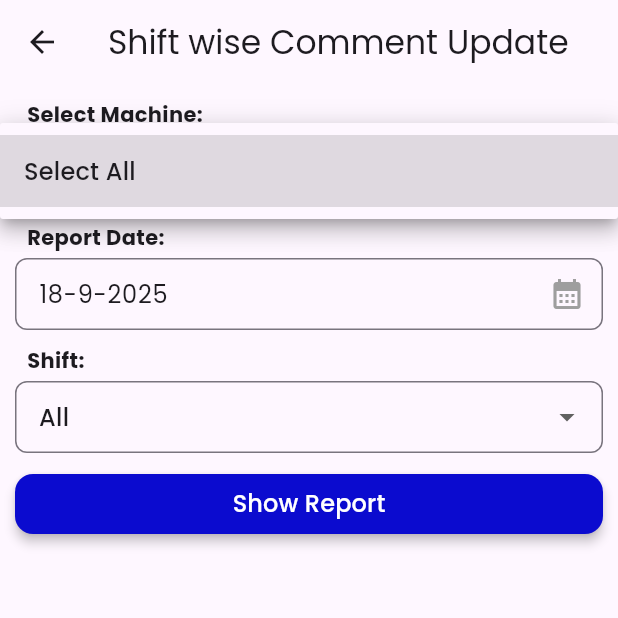
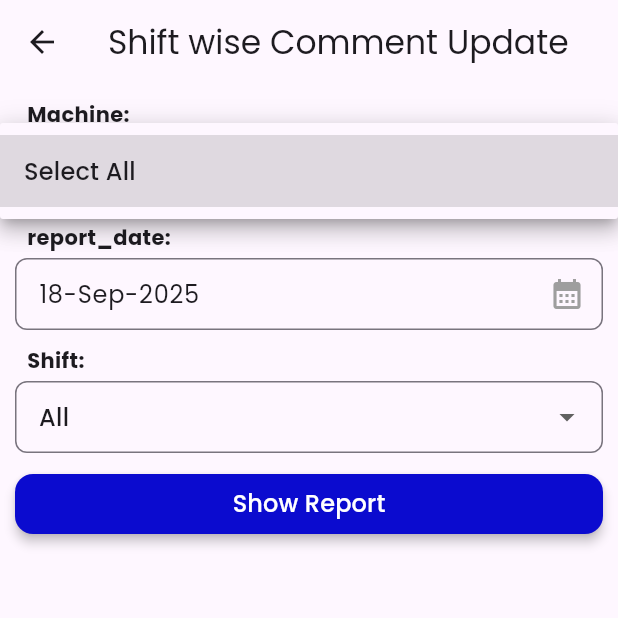
Before and after one commit to ParthDhankecha/trackweaving-app, a Flutter app: the ShiftComments screen opened directly, after a tap on "Show Report", after a tap on "Select All", on a phone screen of 412 x 824 dp, the top half of it. Run offline on Flutter 3.47's test engine with Material 3 defaults, Android fonts, the phone set to English and light mode, and no system bars; our stand-ins replace animated_toggle_switch, get, google_fonts, percent_indicator, shared_preferences; missing offline and left inert: blinker; accounts and stored records are empty; network calls fail.

Commit message:
shift commnets done

```diff
--- a/lib/controllers/report_controller.dart
+++ b/lib/controllers/report_controller.dart
@@ -15,9 +15,9 @@ class ReportController extends GetxController implements GetxService {
   RxList<MachineGroup> availableMachineGroupList = RxList();
 
   List<ShiftTypesModel> shiftTypeList = [
-    ShiftTypesModel(type: 'all', title: 'All Shift'),
-    ShiftTypesModel(type: 'day', title: 'Day Shift'),
-    ShiftTypesModel(type: 'night', title: 'Night Shift'),
+    ShiftTypesModel(type: 'all', title: 'all_shift'),
+    ShiftTypesModel(type: 'day', title: 'day_shift'),
+    ShiftTypesModel(type: 'night', title: 'night_shift'),
   ];
 
   Rx<ShiftTypesModel> selectedShift = ShiftTypesModel(
--- a/lib/controllers/shift_comment_controller.dart
+++ b/lib/controllers/shift_comment_controller.dart
@@ -3,6 +3,7 @@ import 'dart:developer';
 import 'package:flutter_texmunimx/common_widgets/show_error_snackbar.dart';
 import 'package:flutter_texmunimx/models/machine_list_response_model.dart';
 import 'package:flutter_texmunimx/models/shift_coment_update_model.dart';
+import 'package:flutter_texmunimx/models/shift_comment_list_response.dart';
 import 'package:flutter_texmunimx/models/shift_comment_model.dart';
 import 'package:flutter_texmunimx/models/shift_machine_model.dart';
 import 'package:flutter_texmunimx/models/shift_types_model.dart';
@@ -10,6 +11,7 @@ import 'package:flutter_texmunimx/repository/api_exception.dart';
 import 'package:flutter_texmunimx/repository/shift_comment_repository.dart';
 import 'package:flutter_texmunimx/screens/auth_screens/login_screen.dart';
 import 'package:flutter_texmunimx/screens/settings_screen/shift_comments/comment_show_report_screen.dart';
+import 'package:flutter_texmunimx/utils/app_const.dart';
 import 'package:flutter_texmunimx/utils/date_formate_extension.dart';
 import 'package:get/get.dart';
 
@@ -18,6 +20,9 @@ class ShiftCommentController extends GetxController implements GetxService {
   RxBool loading = false.obs;
 
   RxList<ShiftMachineModel> machineCodes = <ShiftMachineModel>[].obs;
+
+  //for shift comments
+  RxList<ShiftComment> availableComments = RxList<ShiftComment>();
 
   RxString selectedShift = 'all'.obs; //day and night
   Rx<DateTime> selectedDate = Rx(DateTime.now());
@@ -51,6 +56,58 @@ class ShiftCommentController extends GetxController implements GetxService {
     log('Selected Machine : ${machineCodes.length}');
   }
 
+  String getComment(String machineId, String date, String type) {
+    String commentFound = '';
+
+    for (var element in availableComments) {
+      print(
+        '${element.machineId} - ${element.date.ddmmyyFormat} - ${element.shift} - ${element.comment}',
+      );
+    }
+
+    ShiftComment? comment = availableComments.firstWhereOrNull(
+      (element) =>
+          element.date.ddmmyyFormat == date &&
+          element.machineId == machineId &&
+          element.shift == type,
+    );
+
+    if (comment != null) {
+      log('Found @@@@@ ${comment.comment}');
+      commentFound = comment.comment;
+    }
+
+    return commentFound;
+  }
+
+  //function to get all comments
+  Future<void> getComments() async {
+    try {
+      loading.value = true;
+      if (availableComments.isNotEmpty) {
+        availableComments.value = [];
+      }
+      var list = await repository.getComments(
+        date: selectedDate.value,
+        shift: selectedShift.value,
+        machineId: machineCodes.length == 1
+            ? machineCodes.first.machineId
+            : null,
+      );
+      availableComments.value = list.data.list;
+    } on ApiException catch (e) {
+      AppConst.showLog(logText: '$e', tag: 'getComments');
+      switch (e.statusCode) {
+        case 401:
+          Get.offAll(() => LoginScreen());
+          break;
+        default:
+      }
+    } finally {
+      loading.value = false;
+    }
+  }
+
   selectMachine(Machine machine) {
     List<ShiftMachineModel> machineIDs = [];
 
@@ -70,7 +127,7 @@ class ShiftCommentController extends GetxController implements GetxService {
     selectedShift.value = type;
   }
 
-  generateRecords() {
+  generateRecords() async {
     List<ShiftCommentModel> list = [];
 
     for (var machine in machineCodes) {
@@ -104,10 +161,11 @@ class ShiftCommentController extends GetxController implements GetxService {
     }
 
     shiftCommentList.value = list;
+    await getComments();
     Get.to(() => CommentShowReportScreen());
   }
 
-  generateRecordsForSelectedMachine() {
+  generateRecordsForSelectedMachine() async {
     // for all month
     List<ShiftCommentModel> list = [];
     List<DateTime> datesList = getDatesInMonth(
@@ -147,6 +205,8 @@ class ShiftCommentController extends GetxController implements GetxService {
       }
     }
     shiftCommentList.value = list;
+
+    await getComments();
     Get.to(() => CommentShowReportScreen());
   }
 
--- a/lib/controllers/splash_controller.dart
+++ b/lib/controllers/splash_controller.dart
@@ -11,7 +11,7 @@ class SplashController extends GetxController implements GetxService {
   SplashController({required this.sp, required this.dashboardRepo});
 
   checkUser() async {
-    sp.hostUrl = '192.168.29.213:3000';
+    sp.hostUrl = '192.168.29.78:3000';
     Future.delayed(Duration(seconds: 2), () {
       if (sp.userToken.isNotEmpty) {
         Get.offAll(() => HomeScreen());
--- a/lib/main.dart
+++ b/lib/main.dart
@@ -35,6 +35,7 @@ class MyApp extends StatelessWidget {
         'US',
       ), // Fallback for missing translations
       home: SplashScreen(),
+      //
     );
   }
 }
--- /dev/null
+++ b/lib/models/shift_comment_list_response.dart
@@ -0,0 +1,96 @@
+import 'dart:convert';
+
+ShiftCommentListResponse shiftCommentListResponseFromMap(String str) =>
+    ShiftCommentListResponse.fromMap(json.decode(str));
+
+String shiftCommentListResponseToMap(ShiftCommentListResponse data) =>
+    json.encode(data.toMap());
+
+class ShiftCommentListResponse {
+  String code;
+  String message;
+  Data data;
+
+  ShiftCommentListResponse({
+    required this.code,
+    required this.message,
+    required this.data,
+  });
+
+  factory ShiftCommentListResponse.fromMap(Map<String, dynamic> json) =>
+      ShiftCommentListResponse(
+        code: json["code"],
+        message: json["message"],
+        data: Data.fromMap(json["data"]),
+      );
+
+  Map<String, dynamic> toMap() => {
+    "code": code,
+    "message": message,
+    "data": data.toMap(),
+  };
+}
+
+class Data {
+  List<ShiftComment> list;
+
+  Data({required this.list});
+
+  factory Data.fromMap(Map<String, dynamic> json) => Data(
+    list: List<ShiftComment>.from(
+      json["list"].map((x) => ShiftComment.fromMap(x)),
+    ),
+  );
+
+  Map<String, dynamic> toMap() => {
+    "list": List<dynamic>.from(list.map((x) => x.toMap())),
+  };
+}
+
+class ShiftComment {
+  String id;
+  DateTime date;
+  bool isDeleted;
+  String machineId;
+  String shift;
+  String workspaceId;
+  String comment;
+  DateTime createdAt;
+  DateTime updatedAt;
+
+  ShiftComment({
+    required this.id,
+    required this.date,
+    required this.isDeleted,
+    required this.machineId,
+    required this.shift,
+    required this.workspaceId,
+    required this.comment,
+    required this.createdAt,
+    required this.updatedAt,
+  });
+
+  factory ShiftComment.fromMap(Map<String, dynamic> json) => ShiftComment(
+    id: json["_id"],
+    date: DateTime.parse(json["date"]).toLocal(),
+    isDeleted: json["isDeleted"],
+    machineId: json["machineId"],
+    shift: json["shift"],
+    workspaceId: json["workspaceId"],
+    comment: json["comment"],
+    createdAt: DateTime.parse(json["createdAt"]),
+    updatedAt: DateTime.parse(json["updatedAt"]),
+  );
+
+  Map<String, dynamic> toMap() => {
+    "_id": id,
+    "date": date.toIso8601String(),
+    "isDeleted": isDeleted,
+    "machineId": machineId,
+    "shift": shift,
+    "workspaceId": workspaceId,
+    "comment": comment,
+    "createdAt": createdAt.toIso8601String(),
+    "updatedAt": updatedAt.toIso8601String(),
+  };
+}
--- a/lib/repository/api_client.dart
+++ b/lib/repository/api_client.dart
@@ -19,11 +19,6 @@ class ApiClient extends GetxService {
     final url = Uri.parse(endPoint);
     http.Response response;
 
-    log('---- API CALL ----');
-    log('Url : $endPoint');
-    log('body :');
-    log('$body');
-
     try {
       switch (method) {
         case ApiType.post:
@@ -44,10 +39,6 @@ class ApiClient extends GetxService {
         default:
           response = await http.get(url, headers: headers);
       }
-
-      log('response -${response.statusCode}');
-      log(response.body);
-      log('----- END CALL ----');
 
       switch (response.statusCode) {
         case 200:
--- a/lib/repository/shift_comment_repository.dart
+++ b/lib/repository/shift_comment_repository.dart
@@ -1,5 +1,9 @@
+import 'dart:developer';
+
+import 'package:flutter_texmunimx/models/shift_comment_list_response.dart';
 import 'package:flutter_texmunimx/repository/api_client.dart';
 import 'package:flutter_texmunimx/utils/app_const.dart';
+import 'package:flutter_texmunimx/utils/date_formate_extension.dart';
 import 'package:flutter_texmunimx/utils/shared_pref.dart';
 
 class ShiftCommentRepository {
@@ -7,6 +11,35 @@ class ShiftCommentRepository {
   final ApiClient apiClient;
 
   ShiftCommentRepository({required this.sp, required this.apiClient});
+
+  Future<ShiftCommentListResponse> getComments({
+    DateTime? date,
+    String? machineId,
+    String? shift,
+  }) async {
+    String endPoint =
+        '${AppConst.getUrl(sp.hostUrl, AppConst.shiftWiseComment)}/list';
+
+    AppConst.showLog(logText: 'url - $endPoint', tag: 'getComments');
+    var reqBody = {
+      if (date != null) 'date': date.ddmmyyFormat,
+      if (machineId != null) 'machineId': machineId,
+      if (shift != null) 'shift': shift,
+    };
+
+    AppConst.showLog(logText: 'reqBody - $reqBody', tag: 'getComments');
+
+    var data = await apiClient.request(
+      endPoint,
+      body: reqBody,
+      headers: {'authorization': sp.userToken},
+      method: ApiType.post,
+    );
+
+    AppConst.showLog(logText: 'data - $data', tag: 'getComments');
+
+    return shiftCommentListResponseFromMap(data);
+  }
 
   Future updateComments(Map<String, List<Map<String, dynamic>>> payload) async {
     String endPoint = AppConst.getUrl(sp.hostUrl, AppConst.shiftWiseComment);
--- a/lib/screens/dashboard/dashboard_screen.dart
+++ b/lib/screens/dashboard/dashboard_screen.dart
@@ -70,7 +70,7 @@ class _DashboardScreenState extends State<DashboardScreen> {
                       itemCount: dashBoardController.machineLogList.length,
                       itemBuilder: (context, index) {
                         MachineLog machineLog =
-                            dashBoardController.machineLogList.value[index];
+                            dashBoardController.machineLogList[index];
                         return DashboardCard(machineLog: machineLog);
                       },
                       separatorBuilder: (context, index) =>
--- a/lib/screens/settings_screen/shift_comments/shift_comments.dart
+++ b/lib/screens/settings_screen/shift_comments/shift_comments.dart
@@ -4,6 +4,7 @@ import 'package:flutter_texmunimx/controllers/machine_controller.dart';
 import 'package:flutter_texmunimx/controllers/shift_comment_controller.dart';
 import 'package:flutter_texmunimx/screens/settings_screen/shift_comments/widgets/machine_dropdown.dart';
 import 'package:flutter_texmunimx/screens/settings_screen/shift_comments/widgets/shift_dropdown.dart';
+import 'package:flutter_texmunimx/utils/date_formate_extension.dart';
 import 'package:get/get.dart';
 
 class ShiftComments extends StatefulWidget {
@@ -26,15 +27,19 @@ class _ShiftCommentsState extends State<ShiftComments> {
   Widget build(BuildContext context) {
     return Scaffold(
       appBar: AppBar(title: Text('shift_wise_comment_update'.tr)),
-      body: Column(
+      body: Obx(
+        () => machineController.isLoading.value
+            ? CircularProgressIndicator()
+            : Column(
                 children: [
                   Padding(
-            padding: const EdgeInsets.only(top: 10, left: 10, right: 10),
-            child: Obx(
-              () => machineController.isLoading.value
-                  ? CircularProgressIndicator()
-                  : MachineDropdown(
-                      title: 'Select Machine',
+                    padding: const EdgeInsets.only(
+                      top: 10,
+                      left: 10,
+                      right: 10,
+                    ),
+                    child: MachineDropdown(
+                      title: 'machine'.tr,
                       items: machineController.machineList,
                       onChanged: (value) {
                         if (value!.machineCode == 'Select All') {
@@ -47,20 +52,35 @@ class _ShiftCommentsState extends State<ShiftComments> {
                       },
                     ),
                   ),
+                  Padding(
+                    padding: const EdgeInsets.only(
+                      top: 10,
+                      left: 10,
+                      right: 10,
+                    ),
+
+                    child: _buildDateField(
+                      'report_date',
+                      shiftCommentController.selectedDate.value,
+                      (value) {
+                        shiftCommentController.selectedDate.value = value;
+                      },
+                    ),
                   ),
                   Padding(
-            padding: const EdgeInsets.only(top: 10, left: 10, right: 10),
-
-            child: _buildDateField('Report Date', DateTime.now(), (value) {}),
+                    padding: const EdgeInsets.only(
+                      top: 10,
+                      left: 10,
+                      right: 10,
                     ),
-          Padding(
-            padding: const EdgeInsets.only(top: 10, left: 10, right: 10),
 
                     child: ShiftDropdown(
-              title: 'Shift',
+                      title: 'shift'.tr,
                       items: shiftCommentController.shiftTypes,
                       onChanged: (value) {
-                shiftCommentController.selectShiftType(value?.type ?? 'all');
+                        shiftCommentController.selectShiftType(
+                          value?.type ?? 'all',
+                        );
                       },
                     ),
                   ),
@@ -69,15 +89,16 @@ class _ShiftCommentsState extends State<ShiftComments> {
                     child: Row(
                       children: [
                         MainBtn(
-                  label: 'Show Report',
+                          label: 'show_report'.tr,
                           onTap: () {
                             if (shiftCommentController.machineCodes.isEmpty) {
                               shiftCommentController.selectAllMachine(
-                        machineController.machineList.value,
+                                machineController.machineList,
                               );
                             }
 
-                    if (shiftCommentController.machineCodes.length == 1) {
+                            if (shiftCommentController.machineCodes.length ==
+                                1) {
                               shiftCommentController
                                   .generateRecordsForSelectedMachine();
                             } else {
@@ -89,6 +110,7 @@ class _ShiftCommentsState extends State<ShiftComments> {
                     ),
                   ),
                 ],
+              ),
       ),
     );
   }
@@ -121,10 +143,7 @@ class _ShiftCommentsState extends State<ShiftComments> {
               onDateSelected(pickedDate);
             }
           },
-          controller: TextEditingController(
-            text:
-                '${selectedDate.day}-${selectedDate.month}-${selectedDate.year}',
-          ),
+          controller: TextEditingController(text: selectedDate.ddmmyyFormat),
           decoration: InputDecoration(
             border: const OutlineInputBorder(
               borderRadius: BorderRadius.all(Radius.circular(8.0)),
--- a/lib/screens/settings_screen/shift_comments/widgets/shift_dropdown.dart
+++ b/lib/screens/settings_screen/shift_comments/widgets/shift_dropdown.dart
@@ -1,5 +1,6 @@
 import 'package:flutter/material.dart';
 import 'package:flutter_texmunimx/models/shift_types_model.dart';
+import 'package:get/get.dart';
 
 class ShiftDropdown extends StatelessWidget {
   final String title;
@@ -40,7 +41,7 @@ class ShiftDropdown extends StatelessWidget {
           items: items.map((ShiftTypesModel value) {
             return DropdownMenuItem<ShiftTypesModel>(
               value: value,
-              child: Text(value.title),
+              child: Text(value.title.tr),
             );
           }).toList(),
           onChanged: onChanged,
--- a/lib/utils/app_const.dart
+++ b/lib/utils/app_const.dart
@@ -1,3 +1,5 @@
+import 'dart:developer';
+
 class AppConst {
   static String host = '192.168.29.74:3000';
   static String defHost = '192.168.29.74:3000';
@@ -27,4 +29,8 @@ class AppConst {
   static String shiftWiseComment = 'device/shift-wise-comments';
 
   static String getUrl(String host, String api) => 'http://$host/api/v1/$api';
+
+  //API LOG
+  static void showLog({String tag = 'TAG', required String logText}) =>
+      log('[$tag]-$logText');
 }
--- a/lib/utils/internationalization.dart
+++ b/lib/utils/internationalization.dart
@@ -52,6 +52,26 @@ class AppTranslations extends Translations {
       'alert_message': 'Alert Message',
       'active': 'Active',
       'inactive': 'Inactive',
+      'Stop': 'Stop',
+      'Warp': 'Warp',
+      'Weft': 'Weft',
+      'Feeder': 'Feeder',
+      'Manual': 'Manual',
+      'Other': 'Other',
+      'Total': 'Total',
+      'Count': 'Count',
+      'Time': 'Time',
+      'report_type': 'Report Type',
+      'from_date': 'From Date',
+      'end_date': 'End Date',
+      'shift': 'Shift',
+      'day_shift': 'Day Shift',
+      'night_shift': 'Night Shift',
+      'all_shift': 'All Shift',
+      'machine': 'Machine',
+      'group_wise_machine': 'Group wise Machine',
+      'show_report': 'Show Report',
+      'report_date': 'Report Date',
     },
     'hi_IN': {
       'language_change': 'भाषा बदलें',
@@ -102,6 +122,26 @@ class AppTranslations extends Translations {
       'alert_message': 'अलर्ट संदेश',
       'active': 'सक्रिय',
       'inactive': 'निष्क्रिय',
+      'Stop': 'रुको',
+      'Warp': 'ताना',
+      'Weft': 'बाना',
+      'Feeder': 'फीडर',
+      'Manual': 'मैनुअल',
+      'Other': 'अन्य',
+      'Total': 'कुल',
+      'Count': 'गिनती',
+      'Time': 'समय',
+      'report_type': 'रिपोर्ट प्रकार',
+      'from_date': 'से तिथि',
+      'end_date': 'अंतिम तिथि',
+      'shift': 'शिफ्ट',
+      'day_shift': 'दिन की शिफ्ट',
+      'night_shift': 'रात की शिफ्ट',
+      'all_shift': 'सभी शिफ्ट',
+      'machine': 'मशीन',
+      'group_wise_machine': 'समूह-वार मशीन',
+      'show_report': 'रिपोर्ट दिखाएं',
+      'report_date': 'रिपोर्ट तिथि',
     },
     'gu_IN': {
       'language_change': 'ભાષા બદલો',
@@ -152,6 +192,25 @@ class AppTranslations extends Translations {
       'alert_message': 'ચેતવણી સંદેશ',
       'active': 'સક્રિય',
       'inactive': 'નિષ્ક્રિય',
+      'Warp': 'તાણ',
+      'Weft': 'વેફ્ટ',
+      'Feeder': 'ફીડર',
+      'Manual': 'મેન્યુઅલ',
+      'Other': 'અન્ય',
+      'Total': 'કુલ',
+      'Count': 'ગણતરી',
+      'Time': 'સમય',
+      'report_type': 'રિપોર્ટ પ્રકાર',
+      'from_date': 'થી તારીખ',
+      'end_date': 'અંતિમ તારીખ',
+      'shift': 'શિફ્ટ',
+      'day_shift': 'દિવસની શિફ્ટ',
+      'night_shift': 'રાતની શિફ્ટ',
+      'all_shift': 'બધા શિફ્ટ',
+      'machine': 'મશીન',
+      'group_wise_machine': 'ગ્રુપ વાઇસ મશીન',
+      'show_report': 'રિપોર્ટ બતાવો',
+      'report_date': 'રિપોર્ટ તારીખ',
     },
   };
 }
```
Also changed, not shown: lib/screens/dashboard/widgets/stop_table.dart (+5 -4 lines), lib/screens/report_screen/report_screen.dart (+17 -15 lines), lib/screens/settings_screen/shift_comments/comment_show_report_screen.dart (+18 -2 lines), lib/utils/date_formate_extension.dart (+19 -0 lines). Lines whose indentation alone changed are shown as unchanged.
